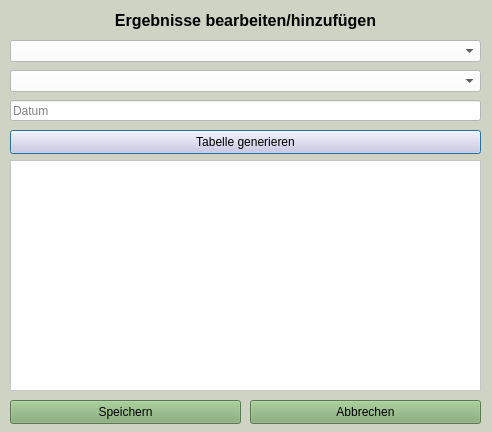
The window that windows/editresultsdialog.ui (koc-schule/bewertungsrechner) describes before a commit, drawn with Qt 5.
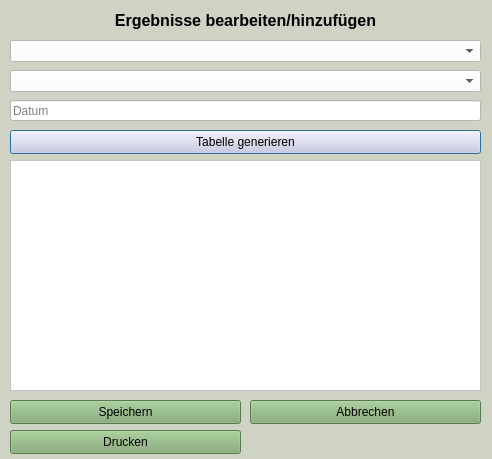
The same window after the commit.

Commit message: Druck Button

```diff
--- a/windows/editresultsdialog.ui
+++ b/windows/editresultsdialog.ui
@@ -7,7 +7,7 @@
     <x>0</x>
     <y>0</y>
     <width>492</width>
-    <height>432</height>
+    <height>459</height>
    </rect>
   </property>
   <property name="windowTitle">
@@ -142,6 +142,22 @@
     <string>Abbrechen</string>
    </property>
   </widget>
+  <widget class="QPushButton" name="print_button">
+   <property name="geometry">
+    <rect>
+     <x>10</x>
+     <y>430</y>
+     <width>231</width>
+     <height>24</height>
+    </rect>
+   </property>
+   <property name="styleSheet">
+    <string notr="true">background-color: rgb(127, 169, 112);</string>
+   </property>
+   <property name="text">
+    <string>Drucken</string>
+   </property>
+  </widget>
  </widget>
  <resources/>
  <connections>
```
